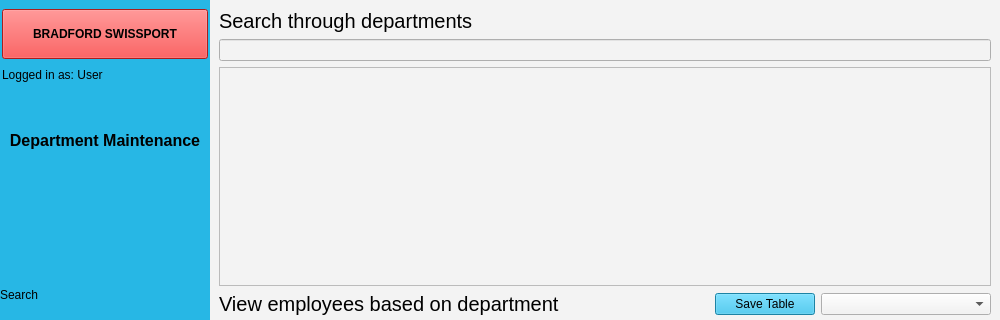
Qt form EMS-App/departmentScreen.ui (elroydsouza/HR-ManagementSystem) before a commit; both pictures show x 0 to 1000 and y 0 to 320 of the 1000 by 550 pixel window.
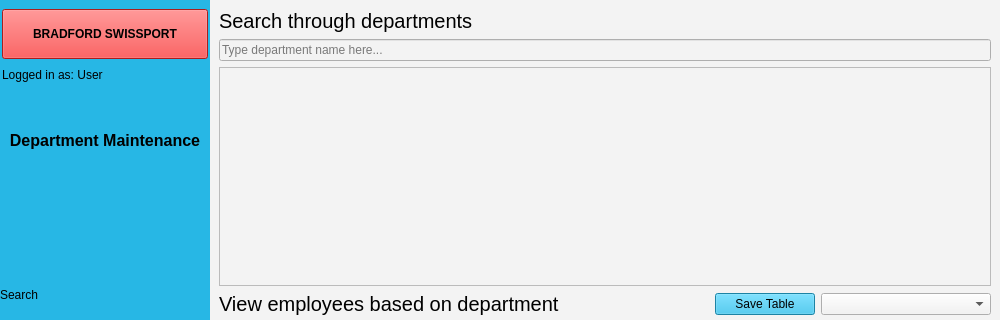
The same form after that commit. The open tabs and pages were chosen to show the change. Icons and pictures are not drawn.

Commit message: Added search bar functionality to employee and department screens

Diff of the .ui file:
```diff
--- a/EMS-App/departmentScreen.ui
+++ b/EMS-App/departmentScreen.ui
@@ -363,7 +363,11 @@
         </layout>
        </item>
        <item>
-        <widget class="QLineEdit" name="le_search"/>
+        <widget class="QLineEdit" name="le_search">
+         <property name="placeholderText">
+          <string>Type department name here...</string>
+         </property>
+        </widget>
        </item>
        <item>
         <widget class="QTableView" name="tbl_departments">
```
Left out of the diff: 2 changed lines with no effect on the pictures. The commit also changes 14 other files.
